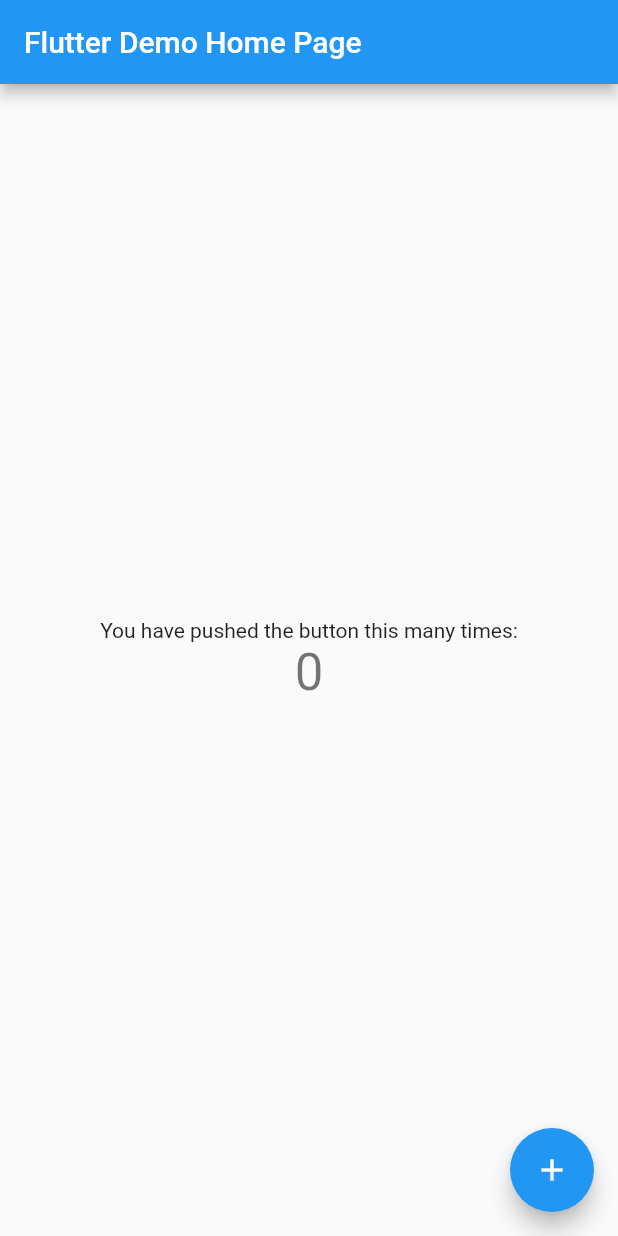
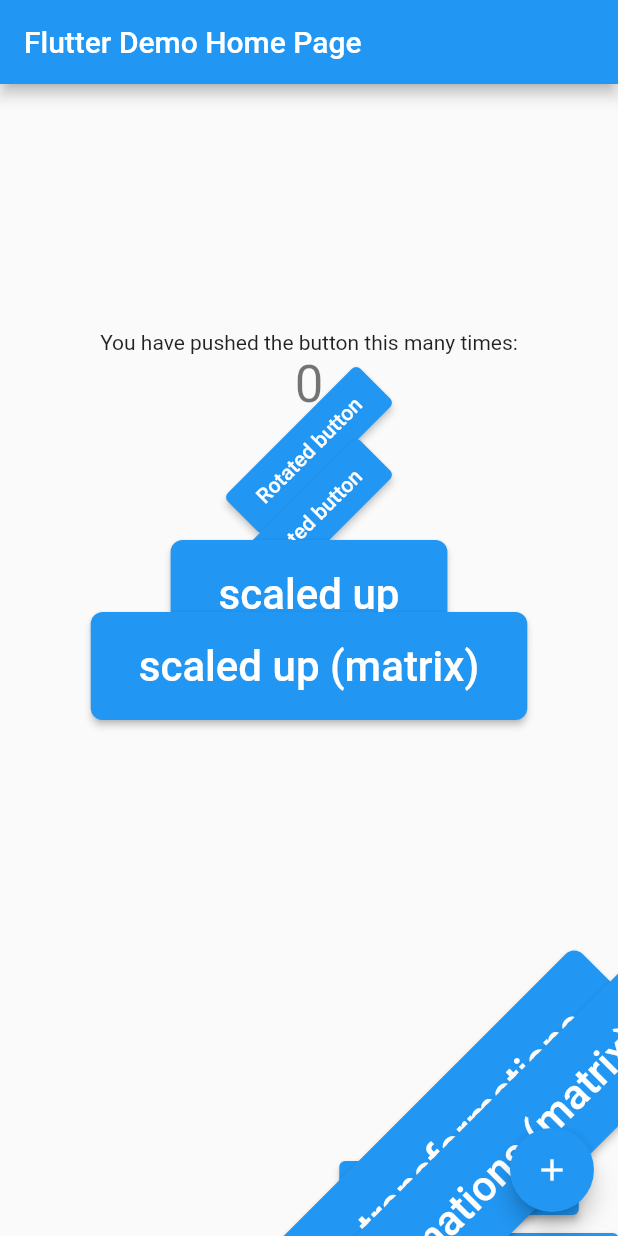
Before and after one commit to ferdyfebriyanto/flutter_transform, a Flutter app: the screen it shows after launch, on a phone screen of 412 x 824 dp. Run offline on Flutter 3.47's test engine with Material 2 defaults, Android fonts, the phone set to English and light mode, and no system bars.

Commit message:
Praktikum Manipulasi Widget

```diff
--- a/lib/main.dart
+++ b/lib/main.dart
@@ -1,4 +1,5 @@
 import 'package:flutter/material.dart';
+import 'dart:math';
 
 void main() {
   runApp(const MyApp());
@@ -63,36 +64,12 @@ class _MyHomePageState extends State<MyHomePage> {
 
   @override
   Widget build(BuildContext context) {
-    // This method is rerun every time setState is called, for instance as done
-    // by the _incrementCounter method above.
-    //
-    // The Flutter framework has been optimized to make rerunning build methods
-    // fast, so that you can just rebuild anything that needs updating rather
-    // than having to individually change instances of widgets.
     return Scaffold(
       appBar: AppBar(
-        // Here we take the value from the MyHomePage object that was created by
-        // the App.build method, and use it to set our appbar title.
         title: Text(widget.title),
       ),
       body: Center(
-        // Center is a layout widget. It takes a single child and positions it
-        // in the middle of the parent.
         child: Column(
-          // Column is also a layout widget. It takes a list of children and
-          // arranges them vertically. By default, it sizes itself to fit its
-          // children horizontally, and tries to be as tall as its parent.
-          //
-          // Invoke "debug painting" (press "p" in the console, choose the
-          // "Toggle Debug Paint" action from the Flutter Inspector in Android
-          // Studio, or the "Toggle Debug Paint" command in Visual Studio Code)
-          // to see the wireframe for each widget.
-          //
-          // Column has various properties to control how it sizes itself and
-          // how it positions its children. Here we use mainAxisAlignment to
-          // center the children vertically; the main axis here is the vertical
-          // axis because Columns are vertical (the cross axis would be
-          // horizontal).
           mainAxisAlignment: MainAxisAlignment.center,
           children: <Widget>[
             const Text(
@@ -102,6 +79,73 @@ class _MyHomePageState extends State<MyHomePage> {
               '$_counter',
               style: Theme.of(context).textTheme.headline4,
             ),
+            Transform.rotate(
+              angle: -45 * (pi / 180.0),
+              child: ElevatedButton(
+                child: const Text("Rotated button"),
+                onPressed: () {},
+              ),
+            ),
+            Transform(
+              transform: Matrix4.rotationZ(-45 * (pi / 180.0)),
+              alignment: Alignment.center,
+              child: ElevatedButton(
+                child: const Text("Rotated button"),
+                onPressed: () {},
+              ),
+            ),
+            Transform.scale(
+              scale: 2.0,
+              child: ElevatedButton(
+                child: const Text("scaled up"),
+                onPressed: () {},
+              ),
+            ),
+            Transform(
+              transform: Matrix4.identity()..scale(2.0, 2.0),
+              alignment: Alignment.center,
+              child: ElevatedButton(
+                child: const Text("scaled up (matrix)"),
+                onPressed: () {},
+              ),
+            ),
+            Transform.translate(
+              offset: const Offset(100, 300),
+              child: ElevatedButton(
+                child: const Text("translated to bottom"),
+                onPressed: () {},
+              ),
+            ),
+            Transform(
+              transform: Matrix4.translationValues(100, 300, 0),
+              child: ElevatedButton(
+                child: const Text("translated to bottom (matrix)"),
+                onPressed: () {},
+              ),
+            ),
+            Transform.translate(
+              offset: const Offset(70, 200),
+              child: Transform.rotate(
+                angle: -45 * (pi / 180.0),
+                child: Transform.scale(
+                  scale: 2.0,
+                  child: ElevatedButton(
+                    child: const Text("multiple transformations"),
+                    onPressed: () {},
+                  ),
+                ),
+              ),
+            ),
+            Transform(
+              alignment: Alignment.center,
+              transform: Matrix4.translationValues(70, 200, 0)
+                ..rotateZ(-45 * (pi / 180.0))
+                ..scale(2.0, 2.0),
+              child: ElevatedButton(
+                child: const Text("multiple transformations (matrix)"),
+                onPressed: () {},
+              ),
+            )
           ],
         ),
       ),
```
